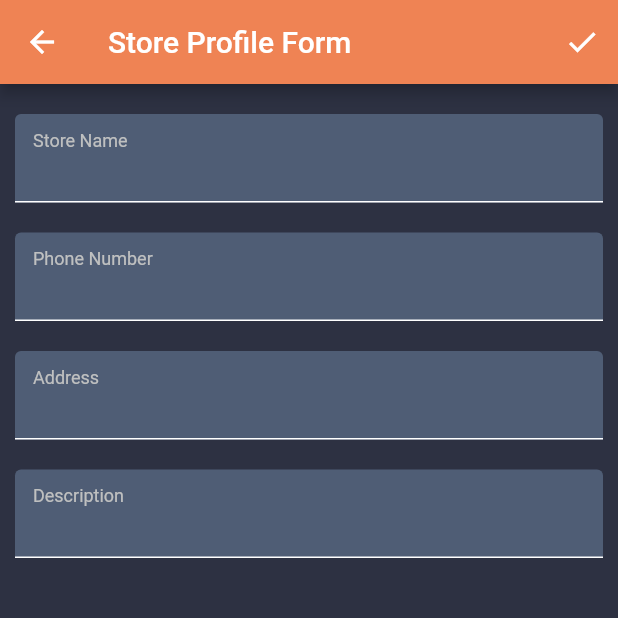
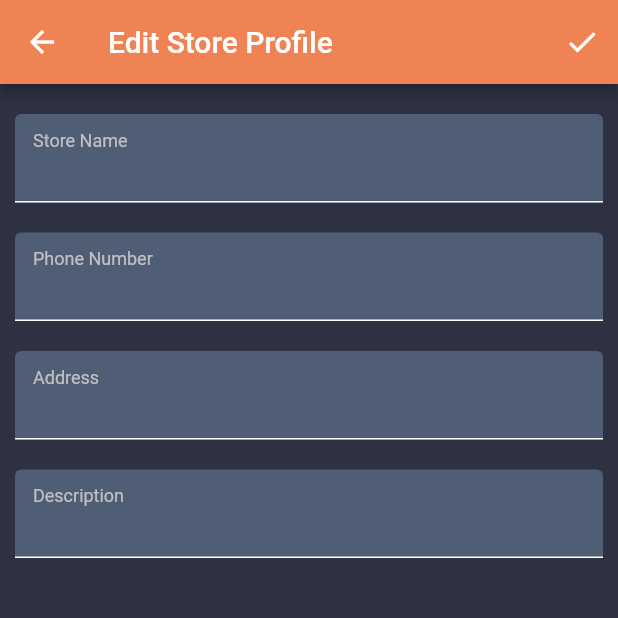
Before and after one commit to fadhlansyaf/cashierion, a Flutter app: the StoreProfileFormPage screen opened directly, on a phone screen of 412 x 824 dp, the top half of it. Run offline on Flutter 3.47's test engine with Material 2 defaults, Android fonts, the phone set to English and light mode, and no system bars; our stand-ins replace dio, flutter_image_compress, get, hive, image_picker, material_design_icons_flutter and 4 more; missing offline and left inert: syncfusion_flutter_xlsio; accounts and stored records are empty.

Commit message:
Perbaikan wording di: - store profile form - payment type & payment method

```diff
--- a/lib/module/store_profile_form/view/store_profile_form_page.dart
+++ b/lib/module/store_profile_form/view/store_profile_form_page.dart
@@ -19,7 +19,7 @@ class StoreProfileFormPage extends StatelessWidget {
 
     return Scaffold(
       appBar: AppBar(
-        title: const Text("Store Profile Form"),
+        title: const Text("Edit Store Profile"),
         actions: [
           IconButton(
             onPressed: () {
--- a/lib/utils/bottom_sheet.dart
+++ b/lib/utils/bottom_sheet.dart
@@ -226,7 +226,7 @@ class BottomSheets {
               appBar: SearchAppBar(
                 title: Title(
                   color: ColorTheme.COLOR_WHITE,
-                  child: Text("Search Payment Type"),
+                  child: Text(!isEdit ? "Choose Payment Type" : "Edit Payment Type"),
                 ),
                 onChanged: (value) {
                   List<PaymentTypeModel> searched = [];
@@ -468,7 +468,7 @@ class BottomSheets {
               appBar: SearchAppBar(
                 title: Title(
                   color: ColorTheme.COLOR_WHITE,
-                  child: Text("Search Payment Method"),
+                  child: Text(!isEdit ? "Choose Payment Method" : "Edit Payment Method"),
                 ),
                 onChanged: (value) {
                   List<PaymentDetailModel> searched = [];
```
